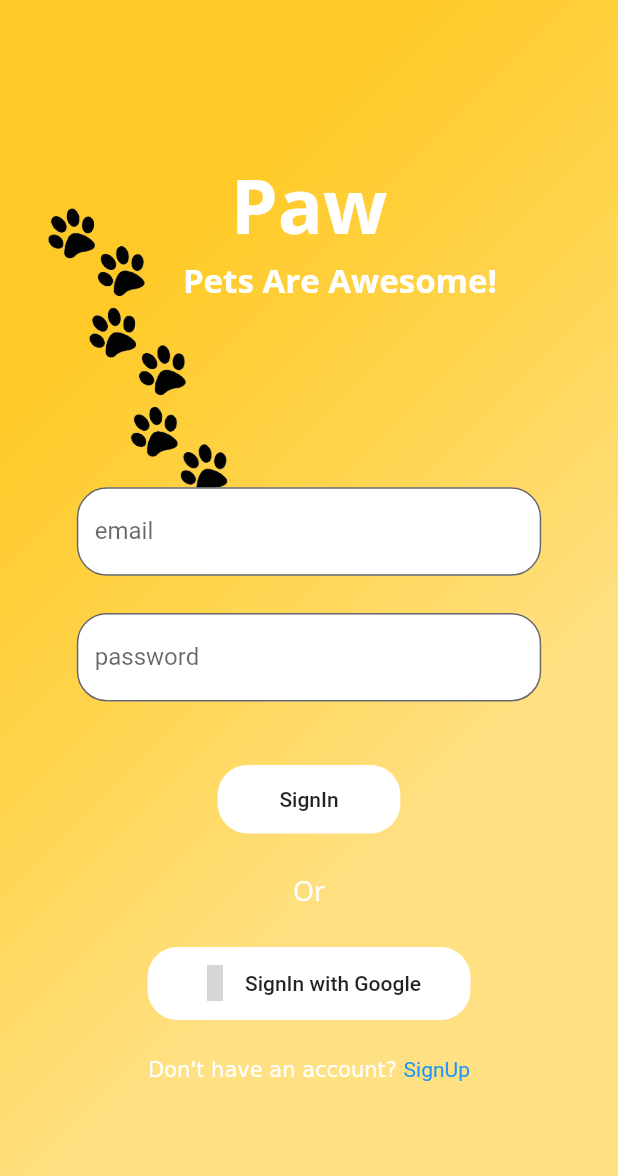
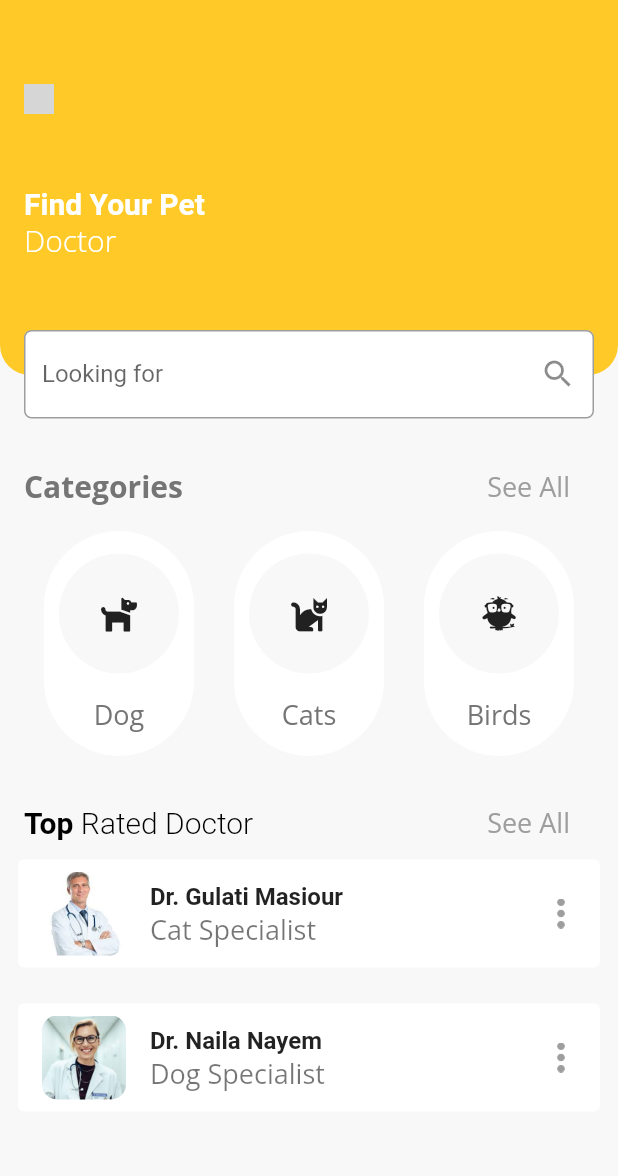
Before and after one commit to Sameerkash/Paw-InOut7, a Flutter app: the screen it shows after launch, on a phone screen of 412 x 824 dp. Shown: the top 1176 px of the screen. Run offline on Flutter 3.47's test engine with Material 2 defaults, Android fonts, the phone set to English and light mode, and no system bars; drawn by our look-alikes of auto_size_text; our stand-ins replace auto_route, cached_network_image, carousel_slider, cloud_firestore, dartz, firebase_auth and 16 more; missing offline and left inert: flutter_swipable, geoflutterfire, qr_code_scanner, swipebuttonflutter; accounts and stored records are empty; generated files the repository leaves out were written again; grey boxes are pictures that could not be loaded.

Commit message:
added vet ui

```diff
--- a/lib/main.dart
+++ b/lib/main.dart
@@ -6,6 +6,7 @@ import 'package:hooks_riverpod/hooks_riverpod.dart';
 import 'package:petme/ui/forum/forum_detail.dart';
 import 'package:petme/ui/lost/scanner.dart';
 import 'package:petme/ui/mate/matelist.dart';
+import 'package:petme/ui/vet/doctor.dart';
 
 import 'router/router.gr.dart' as r;
 
@@ -22,7 +23,7 @@ class MyApp extends StatelessWidget {
     return MaterialApp(
       debugShowCheckedModeBanner: false,
       title: 'Paw',
-      home: Container(),
+     // home: Container(),
       theme: ThemeData(
           primarySwatch: Colors.amber,
           visualDensity: VisualDensity.adaptivePlatformDensity,
@@ -36,8 +37,8 @@ class MyApp extends StatelessWidget {
             bodyText2:
                 GoogleFonts.openSans(color: Colors.grey[600], fontSize: 18),
           )),
-      //home:ForumDetailPage() ,
-      builder: ExtendedNavigator.builder<r.Router>(router: r.Router()),
+      home: doctorview() ,
+      //builder: ExtendedNavigator.builder<r.Router>(router: r.Router()),
     );
   }
 }
--- /dev/null
+++ b/lib/ui/vet/doctor.dart
@@ -0,0 +1,292 @@
+import 'package:flutter/material.dart';
+import 'package:font_awesome_flutter/font_awesome_flutter.dart';
+
+class doctorview extends StatefulWidget {
+  doctorview({Key key}) : super(key: key);
+
+  @override
+  _doctorviewState createState() => _doctorviewState();
+}
+
+class _doctorviewState extends State<doctorview> {
+  @override
+  Widget build(BuildContext context) {
+    return Scaffold(
+      backgroundColor: Color.fromARGB(0xff, 248, 248, 248),
+      body: SingleChildScrollView(
+        child: Column(
+          children: <Widget>[
+            Stack(
+              children: <Widget>[
+                Container(
+                  height: 250,
+                  width: MediaQuery.of(context).size.width,
+                  decoration: BoxDecoration(
+                    borderRadius: BorderRadius.only(
+                        bottomLeft: Radius.circular(20),
+                        bottomRight: Radius.circular(20)),
+                    color: Colors.amber[400],
+                  ),
+                  child: Column(
+                    children: <Widget>[
+                      SizedBox(height: 40),
+                      Padding(
+                        padding: const EdgeInsets.all(16.0),
+                        child: Row(
+                          mainAxisAlignment: MainAxisAlignment.spaceBetween,
+                          children: <Widget>[
+                            Image.asset(
+                              'images/sort.png',
+                              color: Colors.white,
+                              height: 20,
+                            ),
+                            ClipRRect(
+                              borderRadius: BorderRadius.circular(10),
+                              child: ClipRRect(
+                                  borderRadius: BorderRadius.circular(10),
+                                  // child: Image.asset(
+                                  //   'assets/images/person1.jpg',
+                                  //   height: 40,
+                                  // )
+                                ),
+                            ),
+                          ],
+                        ),
+                      ),
+                      Padding(
+                          padding: EdgeInsets.only(left: 16, top: 32),
+                          child: Align(
+                            alignment: Alignment.topLeft,
+                            child: RichText(
+                              text: TextSpan(children: <TextSpan>[
+                                TextSpan(
+                                    text: "Find ",
+                                    style: TextStyle(
+                                      fontWeight: FontWeight.bold,
+                                      fontSize: 20,
+                                    )),
+                                TextSpan(
+                                    text: "Your Pet ",
+                                    style: TextStyle(
+                                      fontWeight: FontWeight.bold,
+                                      fontSize: 20,
+                                    ))
+                              ]),
+                            ),
+                          )),
+                      Align(
+                        alignment: Alignment.topLeft,
+                        child: Padding(
+                          padding: const EdgeInsets.only(left: 16.0),
+                          child: Text(
+                            "Doctor",
+                            style: TextStyle(
+                              color: Colors.white,
+                              fontSize: 20,
+                              fontWeight: FontWeight.w200,
+                            ),
+                          ),
+                        ),
+                      )
+                    ],
+                  ),
+                ),
+                Container(
+                  decoration: BoxDecoration(
+                    color: Colors.white,
+                    borderRadius: BorderRadius.circular(5),
+                  ),
+                  margin: EdgeInsets.only(top: 220, left: 16, right: 16),
+                  child: TextField(
+                    decoration: InputDecoration(
+                        labelText: "Looking for",
+                        suffixIcon: Icon(Icons.search),
+                        border: OutlineInputBorder(
+                            borderRadius: BorderRadius.circular(5))),
+                  ),
+                ),
+              ],
+            ),
+            Padding(
+              padding: const EdgeInsets.only(left: 16.0, right: 32, top: 32),
+              child: Row(
+                mainAxisAlignment: MainAxisAlignment.spaceBetween,
+                children: <Widget>[
+                  Text(
+                    "Categories",
+                    style: TextStyle(
+                      fontWeight: FontWeight.bold,
+                      fontSize: 20,
+                    ),
+                  ),
+                  Text(
+                    "See All",
+                    style: TextStyle(
+                      color: Colors.grey,
+                    ),
+                  ),
+                ],
+              ),
+            ),
+            Padding(
+              padding: const EdgeInsets.all(16.0),
+              child: Row(
+                mainAxisAlignment: MainAxisAlignment.spaceAround,
+                children: <Widget>[
+                  ClipRRect(
+                      borderRadius: BorderRadius.circular(50),
+                      child: Container(
+                        height: 150,
+                        width: 100,
+                        color: Colors.white,
+                        child: Column(
+                          mainAxisAlignment: MainAxisAlignment.spaceEvenly,
+                          children: <Widget>[
+                            ClipRRect(
+                                borderRadius: BorderRadius.circular(50),
+                                child: Container(
+                                  height: 80,
+                                  width: 80,
+                                  color: Color.fromARGB(0xff, 248, 248, 248),
+                                  child: Padding(
+                                    padding: const EdgeInsets.all(20.0),
+                                    child: Icon(FontAwesomeIcons.dog),
+                                  ),
+                                )),
+                            Text("Dog")
+                          ],
+                        ),
+                      )),
+                  ClipRRect(
+                      borderRadius: BorderRadius.circular(50),
+                      child: Container(
+                        height: 150,
+                        width: 100,
+                        color: Colors.white,
+                        child: Column(
+                          mainAxisAlignment: MainAxisAlignment.spaceEvenly,
+                          children: <Widget>[
+                            ClipRRect(
+                                borderRadius: BorderRadius.circular(50),
+                                child: Container(
+                                  height: 80,
+                                  width: 80,
+                                  color: Color.fromARGB(0xff, 248, 248, 248),
+                                  child: Padding(
+                                    padding: const EdgeInsets.all(20.0),
+                                    child: Icon(FontAwesomeIcons.cat),
+                                  ),
+                                )),
+                            Text("Cats")
+                          ],
+                        ),
+                      )),
+                  ClipRRect(
+                      borderRadius: BorderRadius.circular(50),
+                      child: Container(
+                        height: 150,
+                        width: 100,
+                        color: Colors.white,
+                        child: Column(
+                          mainAxisAlignment: MainAxisAlignment.spaceEvenly,
+                          children: <Widget>[
+                            ClipRRect(
+                                borderRadius: BorderRadius.circular(50),
+                                child: Container(
+                                  height: 80,
+                                  width: 80,
+                                  color: Color.fromARGB(0xff, 248, 248, 248),
+                                  child: Padding(
+                                    padding: const EdgeInsets.all(20.0),
+                                    child: Icon(FontAwesomeIcons.earlybirds),
+                                  ),
+                                )),
+                            Text("Birds")
+                          ],
+                        ),
+                      )),
+                ],
+              ),
+            ),
+            Padding(
+              padding: const EdgeInsets.only(left: 16, right: 32, top: 16),
+              child: Row(
+                mainAxisAlignment: MainAxisAlignment.spaceBetween,
+                children: <Widget>[
+                  Align(
+                    alignment: Alignment.topLeft,
+                    child: RichText(
+                        text: TextSpan(children: <TextSpan>[
+                          TextSpan(
+                              text: "Top ",
+                              style: TextStyle(
+                                fontWeight: FontWeight.bold,
+                                fontSize: 20,
+                                color: Colors.black,
+                              )),
+                          TextSpan(
+                              text: "Rated Doctor ",
+                              style: TextStyle(
+                                fontWeight: FontWeight.w300,
+                                fontSize: 20,
+                                color: Colors.black,
+                              )),
+                        ])),
+                  ),
+                  Text("See All",
+                      style: TextStyle(
+                        color: Colors.grey,
+                      ))
+                ],
+              ),
+            ),
+            Padding(
+              padding: const EdgeInsets.all(8.0),
+              child: Card(
+                elevation: 0,
+                color: Colors.white,
+                child: ListTile(
+                  leading: ClipRRect(
+                    borderRadius: BorderRadius.circular(10),
+                    child: Image.asset('assets/images/doctor1.jpeg'),
+                  ),
+                  title: Text('Dr. Gulati Masiour',
+                      style: TextStyle(
+                        fontWeight: FontWeight.bold,
+                      )),
+                  subtitle: Text(
+                    'Cat Specialist',
+                  ),
+                  trailing: Image.asset('assets/images/dots.png',
+                      color: Colors.grey, height: 20),
+                ),
+              ),
+            ),
+            Padding(
+              padding: const EdgeInsets.all(8.0),
+              child: Card(
+                elevation: 0,
+                color: Colors.white,
+                child: ListTile(
+                  leading: ClipRRect(
+                    borderRadius: BorderRadius.circular(10),
+                    child: Image.asset('assets/images/doctor2.jpeg'),
+                  ),
+                  title: Text('Dr. Naila Nayem',
+                      style: TextStyle(
+                        fontWeight: FontWeight.bold,
+                      )),
+                  subtitle: Text(
+                    'Dog Specialist',
+                  ),
+                  trailing: Image.asset('assets/images/dots.png',
+                      color: Colors.grey, height: 20),
+                ),
+              ),
+            ),
+          ],
+        ),
+      ),
+    );
+  }
+}
```
Also changed, not shown: assets/images/chevrondoubleright.png (added), assets/images/doctor1.jpeg (added), assets/images/doctor2.jpeg (added), assets/images/dots.png (added), assets/images/image1.png (added), assets/images/person1.jpg (added), assets/images/sort.png (added).
